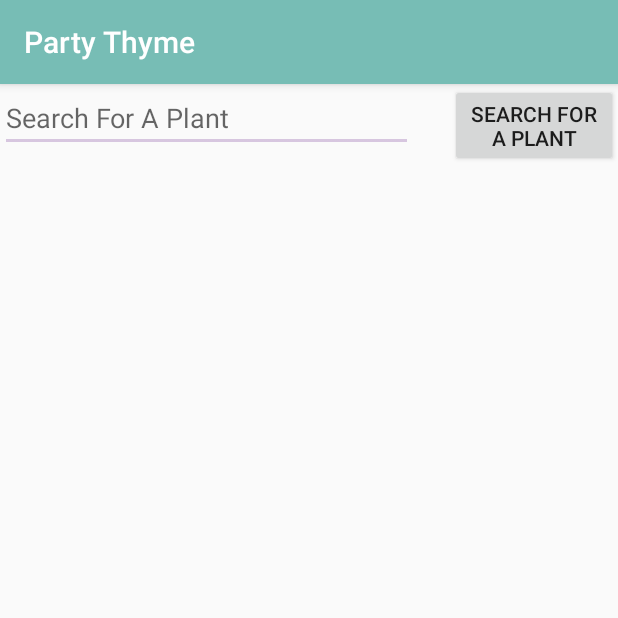
After one commit to foreverFergie/PartyThyme, an Android app: the RealSearch screen opened directly, with no data from a screen before it, on a phone screen of 412 x 824 dp, the top half of it. The commit adds this screen. Run offline under Robolectric (Android 15) with nearby library versions, the phone set to English and light mode, and no system bars.

Commit message:
Added search feature

```diff
--- a/app/src/main/java/edu/wit/mobileapp/partythyme/plant_info_add.java
+++ b/app/src/main/java/edu/wit/mobileapp/partythyme/plant_info_add.java
@@ -17,7 +17,7 @@ public class plant_info_add extends AppCompatActivity {
     @Override
     protected void onCreate(Bundle savedInstanceState) {
         super.onCreate(savedInstanceState);
-        setContentView(R.layout.activity_plant_info);
+        setContentView(R.layout.activity_plant_info_add);
 
         Bundle bundle = this.getIntent().getExtras();
         //Get what plant this activity will be used for
--- /dev/null
+++ b/app/src/main/res/layout/activity_real_search.xml
@@ -0,0 +1,34 @@
+<?xml version="1.0" encoding="utf-8"?>
+<RelativeLayout xmlns:android="http://schemas.android.com/apk/res/android"
+    xmlns:app="http://schemas.android.com/apk/res-auto"
+    xmlns:tools="http://schemas.android.com/tools"
+    android:layout_width="match_parent"
+    android:layout_height="match_parent"
+    tools:context=".RealSearch">
+
+    <EditText
+        android:id="@+id/search_plants_bar"
+        android:layout_width="275dp"
+        android:layout_height="wrap_content"
+        android:layout_marginTop="0dp"
+        android:inputType="text"
+        android:hint="@string/search_hint"
+        android:autofillHints="@string/search_hint"
+        />
+
+
+    <ListView
+        android:id="@+id/search_list_result"
+        android:layout_width="fill_parent"
+        android:layout_height="wrap_content"
+        android:layout_marginTop="52dp" />
+
+    <Button
+        android:id="@+id/search_plants_button"
+        android:layout_width="wrap_content"
+        android:layout_height="wrap_content"
+        android:layout_marginLeft="300dp"
+        android:layout_marginStart="300dp"
+        android:text="@string/search_hint"/>
+
+</RelativeLayout>
--- a/app/src/main/res/values/strings.xml
+++ b/app/src/main/res/values/strings.xml
@@ -8,6 +8,7 @@
     <string name="title_activity_result_page">result_page</string>
     <string name="title_activity_help">help</string>
     <string name="title_activity_search">search</string>
+    <string name="title_activity_plant_info_add">plant_info_add</string>
     <string name="expand_calendar">Expand Calendar</string>
     <string name="care_calendar">Care Calendar</string>
     <string name="my_plants">My Plants</string>
@@ -16,6 +17,8 @@
     <string name="add_to_my_plants">Add To My Plants</string>
     <string name="signed_in">Signed in as: %s</string>
     <string name="signed_out">Signed out</string>
+    <string name="search_label">Search</string>
+    <string name="search_hint">Search For A Plant</string>
 
     <string name="server_client_id">758752525047-coj5a0qivi0nrn8gc83n4p069ak01a3r.apps.googleusercontent.com</string>
 </resources>
```
Also changed, not shown: app/src/main/AndroidManifest.xml (+11 -4 lines), app/src/main/java/edu/wit/mobileapp/partythyme/MainActivity.java (+10 -4 lines), app/src/main/java/edu/wit/mobileapp/partythyme/RealSearch.java (added, +75 -0 lines).
